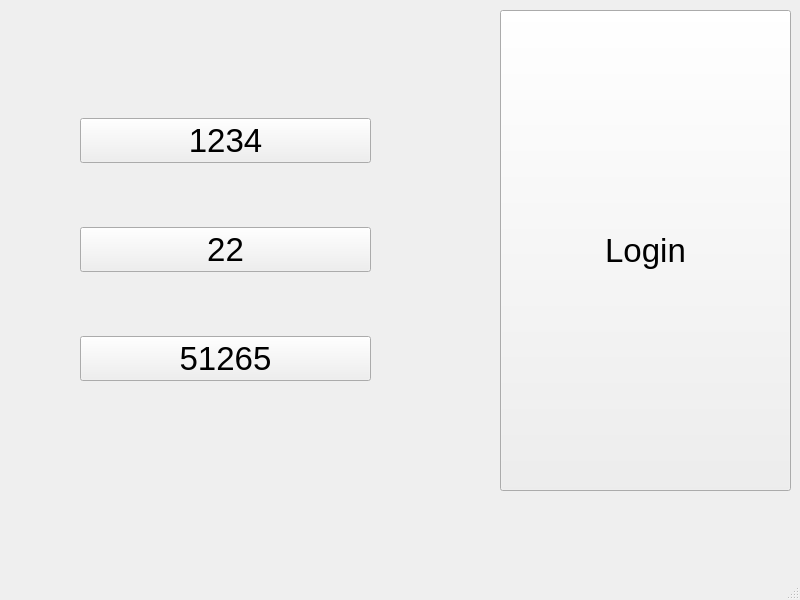
Old version of the form bankautomat/Login kinda melkein/mainwindow.ui in the repository banksimul2022/group4.
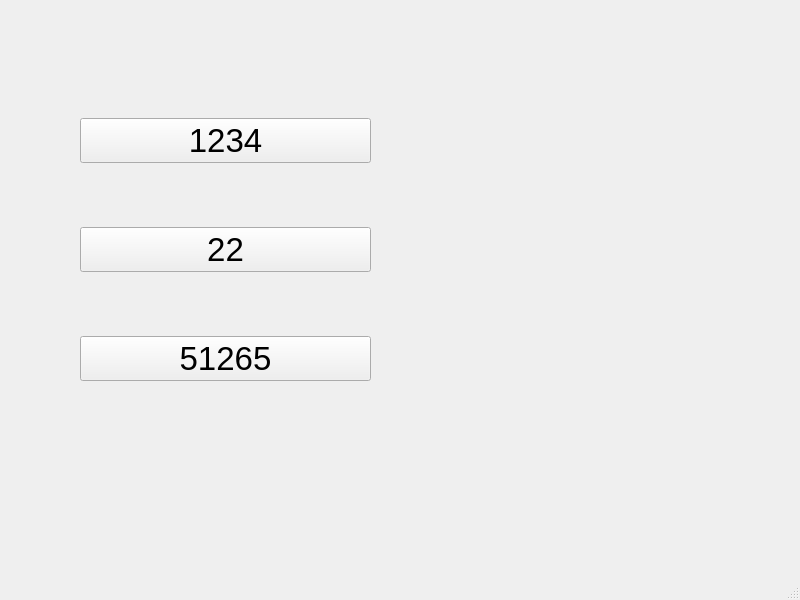
New version of the form.

Commit message: Poistettu turha login nappi

Patch:
```diff
--- a/bankautomat/Login kinda melkein/mainwindow.ui
+++ b/bankautomat/Login kinda melkein/mainwindow.ui
@@ -19,19 +19,6 @@
    <string>MainWindow</string>
   </property>
   <widget class="QWidget" name="centralwidget">
-   <widget class="QPushButton" name="btnLogin">
-    <property name="geometry">
-     <rect>
-      <x>500</x>
-      <y>10</y>
-      <width>291</width>
-      <height>481</height>
-     </rect>
-    </property>
-    <property name="text">
-     <string>Login</string>
-    </property>
-   </widget>
    <widget class="QWidget" name="verticalLayoutWidget">
     <property name="geometry">
      <rect>
```
The commit also changes 3 other files.
